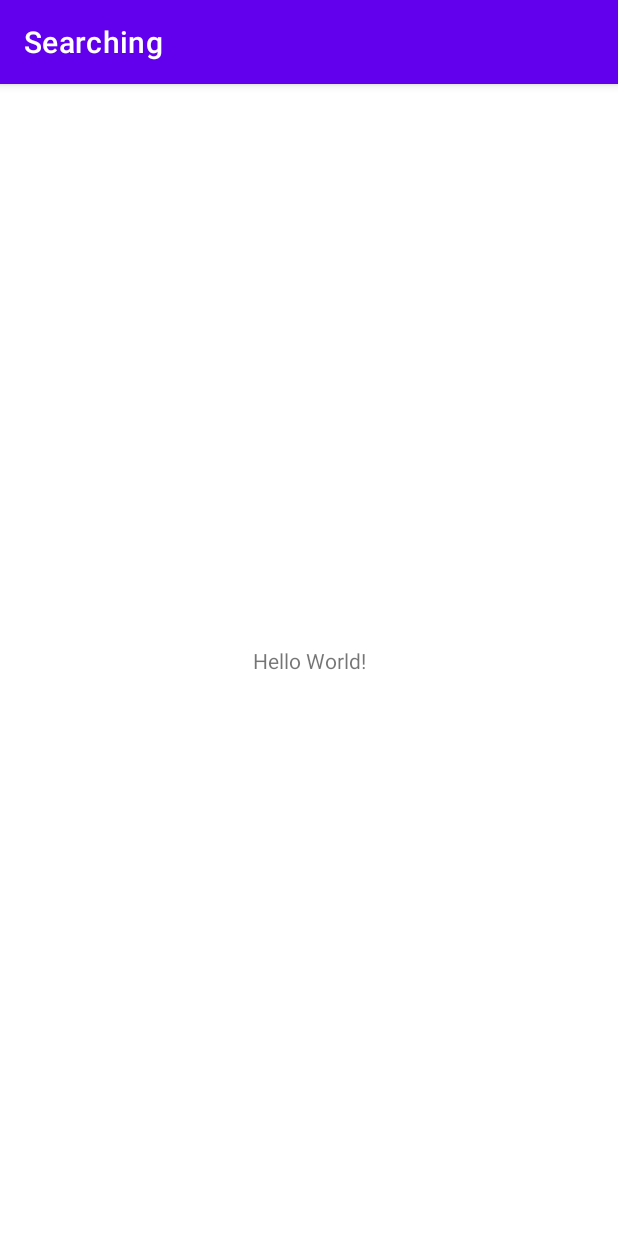
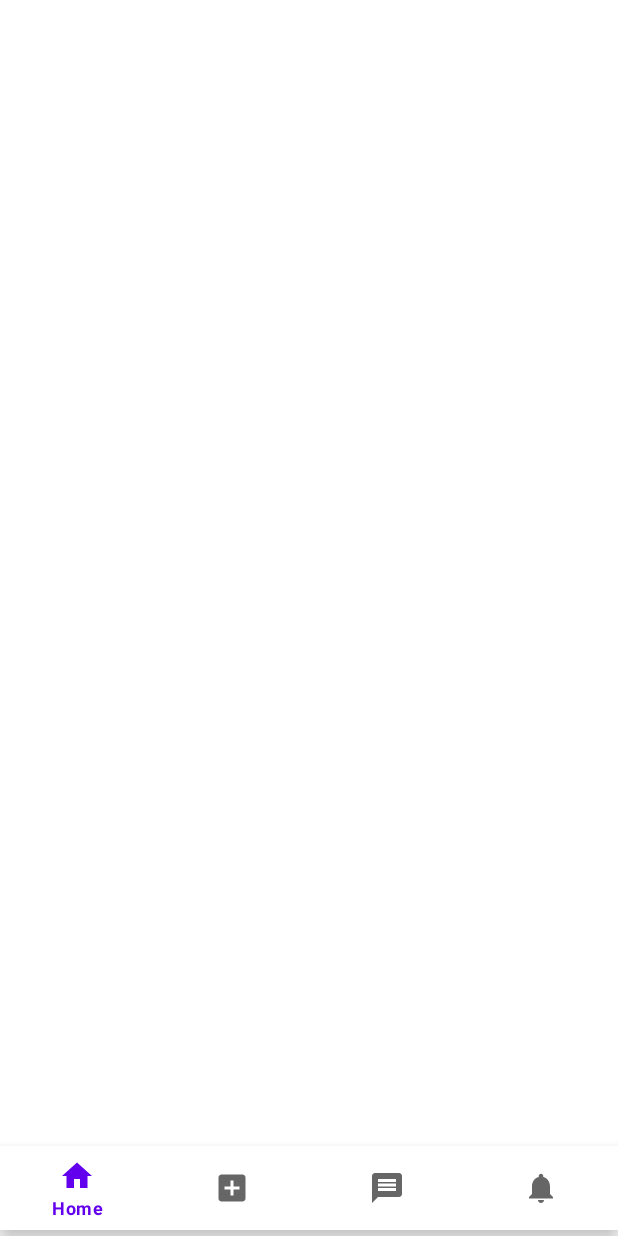
Before and after one commit to Jesuschamorro54/Searching, an Android app: the screen it shows after launch (MainActivity), on a phone screen of 412 x 824 dp. Run offline under Robolectric (Android 15) with nearby library versions, the phone set to English and light mode, and no system bars.

Commit message:
Menu de navegación

```diff
--- a/app/build.gradle
+++ b/app/build.gradle
@@ -40,4 +40,6 @@ dependencies {
     testImplementation 'junit:junit:4.13.2'
     androidTestImplementation 'androidx.test.ext:junit:1.1.3'
     androidTestImplementation 'androidx.test.espresso:espresso-core:3.4.0'
+    implementation "androidx.fragment:fragment-ktx:1.4.1"
+    implementation "com.google.android.material:material:1.5.0"
 }
--- /dev/null
+++ b/app/src/main/res/drawable/ic_baseline_add_box_24.xml
@@ -0,0 +1,10 @@
+<vector xmlns:android="http://schemas.android.com/apk/res/android"
+    android:width="24dp"
+    android:height="24dp"
+    android:viewportWidth="24"
+    android:viewportHeight="24"
+    android:tint="?attr/colorControlNormal">
+  <path
+      android:fillColor="@android:color/white"
+      android:pathData="M19,3L5,3c-1.11,0 -2,0.9 -2,2v14c0,1.1 0.89,2 2,2h14c1.1,0 2,-0.9 2,-2L21,5c0,-1.1 -0.9,-2 -2,-2zM17,13h-4v4h-2v-4L7,13v-2h4L11,7h2v4h4v2z"/>
+</vector>
--- /dev/null
+++ b/app/src/main/res/drawable/ic_baseline_home_24.xml
@@ -0,0 +1,10 @@
+<vector xmlns:android="http://schemas.android.com/apk/res/android"
+    android:width="24dp"
+    android:height="24dp"
+    android:viewportWidth="24"
+    android:viewportHeight="24"
+    android:tint="?attr/colorControlNormal">
+  <path
+      android:fillColor="@android:color/white"
+      android:pathData="M10,20v-6h4v6h5v-8h3L12,3 2,12h3v8z"/>
+</vector>
--- /dev/null
+++ b/app/src/main/res/drawable/ic_baseline_message_24.xml
@@ -0,0 +1,10 @@
+<vector xmlns:android="http://schemas.android.com/apk/res/android"
+    android:width="24dp"
+    android:height="24dp"
+    android:viewportWidth="24"
+    android:viewportHeight="24"
+    android:tint="?attr/colorControlNormal">
+  <path
+      android:fillColor="@android:color/white"
+      android:pathData="M20,2L4,2c-1.1,0 -1.99,0.9 -1.99,2L2,22l4,-4h14c1.1,0 2,-0.9 2,-2L22,4c0,-1.1 -0.9,-2 -2,-2zM18,14L6,14v-2h12v2zM18,11L6,11L6,9h12v2zM18,8L6,8L6,6h12v2z"/>
+</vector>
--- /dev/null
+++ b/app/src/main/res/drawable/ic_baseline_notifications_24.xml
@@ -0,0 +1,10 @@
+<vector xmlns:android="http://schemas.android.com/apk/res/android"
+    android:width="24dp"
+    android:height="24dp"
+    android:viewportWidth="24"
+    android:viewportHeight="24"
+    android:tint="?attr/colorControlNormal">
+  <path
+      android:fillColor="@android:color/white"
+      android:pathData="M12,22c1.1,0 2,-0.9 2,-2h-4c0,1.1 0.89,2 2,2zM18,16v-5c0,-3.07 -1.64,-5.64 -4.5,-6.32L13.5,4c0,-0.83 -0.67,-1.5 -1.5,-1.5s-1.5,0.67 -1.5,1.5v0.68C7.63,5.36 6,7.92 6,11v5l-2,2v1h16v-1l-2,-2z"/>
+</vector>
--- a/app/src/main/res/layout/activity_main.xml
+++ b/app/src/main/res/layout/activity_main.xml
@@ -6,13 +6,25 @@
     android:layout_height="match_parent"
     tools:context=".MainActivity">
 
-    <TextView
-        android:layout_width="wrap_content"
-        android:layout_height="wrap_content"
-        android:text="Hello World!"
-        app:layout_constraintBottom_toBottomOf="parent"
-        app:layout_constraintLeft_toLeftOf="parent"
-        app:layout_constraintRight_toRightOf="parent"
+    <androidx.fragment.app.FragmentContainerView
+        android:id="@+id/containerView"
+        android:layout_width="0dp"
+        android:layout_height="0dp"
+        app:layout_constraintBottom_toTopOf="@+id/bottomNavigationView"
+        app:layout_constraintEnd_toEndOf="parent"
+        app:layout_constraintHorizontal_bias="0.5"
+        app:layout_constraintStart_toStartOf="parent"
         app:layout_constraintTop_toTopOf="parent" />
 
+    <com.google.android.material.bottomnavigation.BottomNavigationView
+        android:id="@+id/bottomNavigationView"
+        android:layout_width="0dp"
+        android:layout_height="56dp"
+        android:layout_marginBottom="4dp"
+        app:layout_constraintBottom_toBottomOf="parent"
+        app:layout_constraintEnd_toEndOf="parent"
+        app:layout_constraintHorizontal_bias="0.0"
+        app:layout_constraintStart_toStartOf="parent"
+        app:menu="@menu/bottom_menu" />
+
 </androidx.constraintlayout.widget.ConstraintLayout>
--- /dev/null
+++ b/app/src/main/res/menu/bottom_menu.xml
@@ -0,0 +1,29 @@
+<?xml version="1.0" encoding="utf-8"?>
+<menu xmlns:android="http://schemas.android.com/apk/res/android">
+    <item
+        android:id="@+id/nav_home"
+        android:title="Home"
+        android:icon="@drawable/ic_baseline_home_24"
+
+        />
+
+    <item
+        android:id="@+id/nav_add"
+        android:title="Agregar"
+        android:icon="@drawable/ic_baseline_add_box_24"
+        />
+
+    <item
+        android:id="@+id/nav_messages"
+        android:title="Mensajes"
+        android:icon="@drawable/ic_baseline_message_24"
+        />
+
+    <item
+        android:id="@+id/nav_notifications"
+        android:title="Notificaciones"
+        android:icon="@drawable/ic_baseline_notifications_24"
+        />
+
+
+</menu>
--- a/app/src/main/res/values-night/themes.xml
+++ b/app/src/main/res/values-night/themes.xml
@@ -1,6 +1,6 @@
 <resources xmlns:tools="http://schemas.android.com/tools">
     <!-- Base application theme. -->
-    <style name="Theme.Searching" parent="Theme.MaterialComponents.DayNight.DarkActionBar">
+    <style name="Theme.Searching" parent="Theme.MaterialComponents.DayNight.NoActionBar">
         <!-- Primary brand color. -->
         <item name="colorPrimary">@color/purple_200</item>
         <item name="colorPrimaryVariant">@color/purple_700</item>
--- a/app/src/main/res/values/themes.xml
+++ b/app/src/main/res/values/themes.xml
@@ -1,6 +1,6 @@
 <resources xmlns:tools="http://schemas.android.com/tools">
     <!-- Base application theme. -->
-    <style name="Theme.Searching" parent="Theme.MaterialComponents.DayNight.DarkActionBar">
+    <style name="Theme.Searching" parent="Theme.MaterialComponents.DayNight.NoActionBar">
         <!-- Primary brand color. -->
         <item name="colorPrimary">@color/purple_500</item>
         <item name="colorPrimaryVariant">@color/purple_700</item>
```
